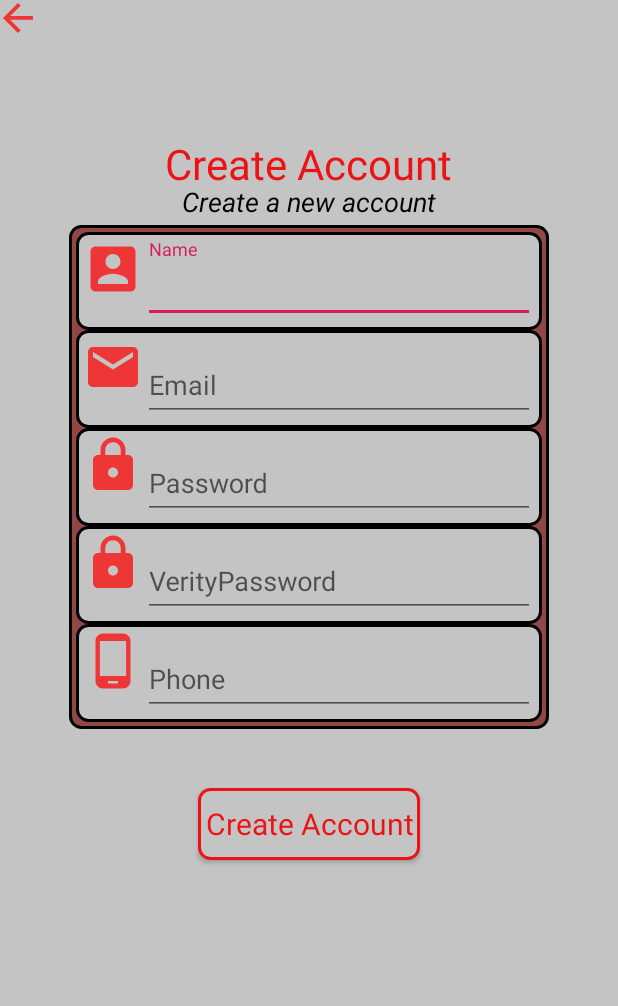
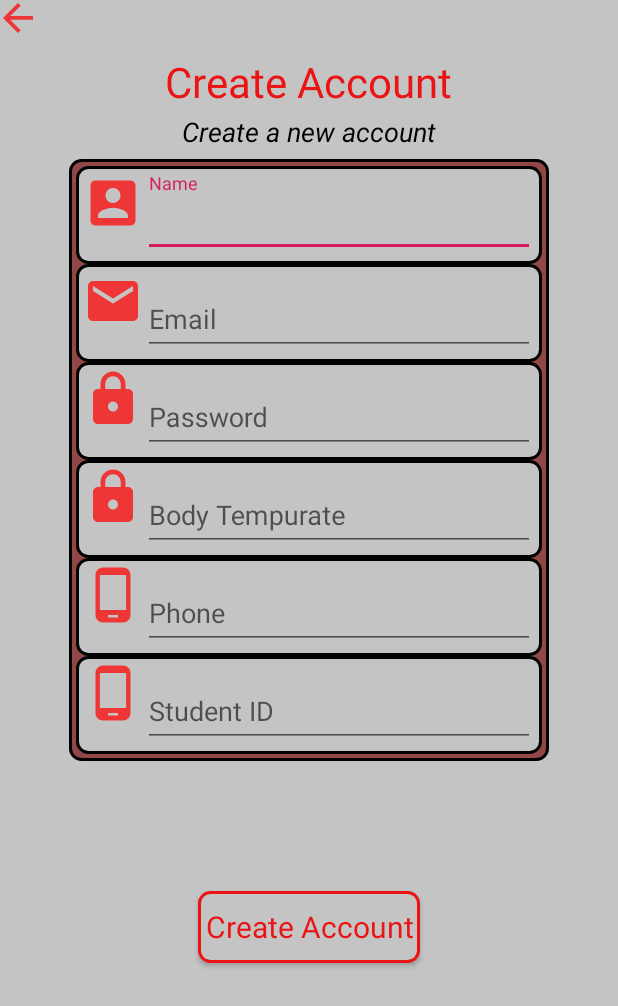
Before and after one commit to TRANQUOC22106/BoTeR, an Android app: the screen it shows after launch (Register), after a tap on an icon or button, on a phone screen of 412 x 824 dp. Shown: the top 1006 px of the screen. Run offline under Robolectric (Android 15) with nearby library versions, the phone set to English and light mode, and no system bars; our stand-ins replace Firebase (no records; nobody signed in at launch, a user with empty details on screens opened directly); Roboto replaces fonts that are not available here; 2 other taps on this screen came first.

Commit message:
DatabaseUpdateができた

```diff
--- a/app/src/main/java/com/example/boter/Activity/Register.java
+++ b/app/src/main/java/com/example/boter/Activity/Register.java
@@ -28,7 +28,7 @@ import java.util.HashMap;
 import java.util.Map;
 
 public class Register extends AppCompatActivity{
-    TextInputEditText mFullname, mPhone, mEmail, mPassword;
+    TextInputEditText mFullname, mPhone, mEmail, mPassword, mTemp, mStudentID;
     Button mRegisterBtn;
     FirebaseAuth fAuth;
     ImageButton mBackBtn;
@@ -47,6 +47,8 @@ public class Register extends AppCompatActivity{
         mPassword = findViewById(R.id.password_edit_text);
         mBackBtn = findViewById(R.id.imageButtonBack);
         mRegisterBtn = findViewById(R.id.buttonRegisterA);
+        mStudentID = findViewById(R.id.studentIdEdt);
+        mTemp = findViewById(R.id.tempEditText);
 
         fAuth = FirebaseAuth.getInstance();
         fStore = FirebaseFirestore.getInstance();
@@ -63,6 +65,8 @@ public class Register extends AppCompatActivity{
                         String password = mPassword.getText().toString().trim();
                         final String fullname = mFullname.getText().toString();
                         final String phone = mPhone.getText().toString();
+                        final String studentID = mStudentID.getText().toString();
+                        final String temp = mTemp.getText().toString();
 
                         if (TextUtils.isEmpty(email)){
                             mEmail.setError("Email is Required.");
@@ -85,11 +89,14 @@ public class Register extends AppCompatActivity{
                                             Toast.makeText(Register.this, "User Created.", Toast.LENGTH_SHORT).show();
                                             //UserIDを自動設定する
                                             userID = fAuth.getCurrentUser().getUid();
-                                            DocumentReference documentReference = fStore.collection("usersprofile").document(userID);
+                                            DocumentReference documentReference = fStore.collection("UserList").document(userID);
                                             Map<String,Object> user = new HashMap<>();
                                             user.put("fullname", fullname);
                                             user.put("email", email);
                                             user.put("phone", phone);
+                                            user.put("studentID", studentID);
+                                            user.put("temp", temp);
+
                                             documentReference.set(user).addOnSuccessListener(
                                                     new OnSuccessListener<Void>() {
                                                         @Override
--- a/app/src/main/java/com/example/boter/ui/home/HomeFragment.java
+++ b/app/src/main/java/com/example/boter/ui/home/HomeFragment.java
@@ -38,7 +38,7 @@ public class HomeFragment extends Fragment{
                 ViewModelProviders.of(this).get(HomeViewModel.class);
         View root = inflater.inflate(R.layout.fragment_home, container, false);
 
-        recyclerView =(RecyclerView) root.findViewById(R.id.recycler_view);
+        recyclerView = root.findViewById(R.id.recycler_view);
 //        サイズを設定
         recyclerView.setHasFixedSize(true);
         recyclerView.setLayoutManager(new LinearLayoutManager(getActivity()));
--- a/app/src/main/res/layout/activity_register.xml
+++ b/app/src/main/res/layout/activity_register.xml
@@ -25,7 +25,7 @@
         android:layout_height="wrap_content"
         android:layout_alignParentTop="true"
         android:layout_centerInParent="true"
-        android:layout_marginTop="90dp"
+        android:layout_marginTop="35dp"
         android:fontFamily="@font/seymour_one"
         android:text="@string/create_account"
         android:textColor="@color/colorText"
@@ -36,19 +36,18 @@
         android:layout_height="wrap_content"
         android:layout_alignParentTop="true"
         android:layout_centerInParent="true"
-        android:layout_marginTop="122dp"
+        android:layout_marginTop="75dp"
         android:text="@string/create_a_new_account"
         android:textColor="#000"
         android:textSize="18sp"
-        android:textStyle="italic"
-        />
+        android:textStyle="italic" />
 
     <LinearLayout
         android:layout_width="320dp"
         android:layout_height="wrap_content"
         android:layout_alignParentTop="true"
         android:layout_centerHorizontal="true"
-        android:layout_marginTop="150dp"
+        android:layout_marginTop="106dp"
         android:background="@drawable/edittext_style3"
         android:orientation="vertical"
         android:radius="7dp">
@@ -62,8 +61,8 @@
             <ImageView
                 android:layout_width="40dp"
                 android:layout_height="40dp"
-                android:src="@drawable/ic_name"
-                android:contentDescription="@string/app_name" />
+                android:contentDescription="@string/app_name"
+                android:src="@drawable/ic_name" />
 
             <com.google.android.material.textfield.TextInputLayout
                 android:id="@+id/name_text_input"
@@ -88,8 +87,8 @@
             <ImageView
                 android:layout_width="40dp"
                 android:layout_height="40dp"
-                android:src="@drawable/ic_email"
-                android:contentDescription="@string/app_name" />
+                android:contentDescription="@string/app_name"
+                android:src="@drawable/ic_email" />
 
             <com.google.android.material.textfield.TextInputLayout
                 android:id="@+id/email_text_input"
@@ -115,8 +114,8 @@
             <ImageView
                 android:layout_width="40dp"
                 android:layout_height="40dp"
-                android:src="@drawable/ic_lock"
-                android:contentDescription="@string/app_name" />
+                android:contentDescription="@string/app_name"
+                android:src="@drawable/ic_lock" />
 
             <com.google.android.material.textfield.TextInputLayout
                 android:id="@+id/password_text_input"
@@ -141,20 +140,20 @@
             <ImageView
                 android:layout_width="40dp"
                 android:layout_height="40dp"
-                android:src="@drawable/ic_lock"
-                android:contentDescription="@string/app_name" />
+                android:contentDescription="@string/app_name"
+                android:src="@drawable/ic_lock" />
 
             <com.google.android.material.textfield.TextInputLayout
                 android:id="@+id/confirm_password_text_input"
                 android:layout_width="match_parent"
                 android:layout_height="wrap_content"
-                android:hint="@string/veritypassword">
+                android:hint="Body Tempurate">
 
                 <com.google.android.material.textfield.TextInputEditText
-                    android:id="@+id/confirm_password_edit_text"
+                    android:id="@+id/tempEditText"
                     android:layout_width="match_parent"
                     android:layout_height="wrap_content"
-                    android:inputType="textPassword" />
+                    android:inputType="number" />
             </com.google.android.material.textfield.TextInputLayout>
         </LinearLayout>
 
@@ -167,8 +166,8 @@
             <ImageView
                 android:layout_width="40dp"
                 android:layout_height="40dp"
-                android:src="@drawable/ic_phone"
-                android:contentDescription="@string/app_name" />
+                android:contentDescription="@string/app_name"
+                android:src="@drawable/ic_phone" />
 
             <com.google.android.material.textfield.TextInputLayout
                 android:id="@+id/phone_text_input"
@@ -184,6 +183,32 @@
                     android:maxLines="1" />
             </com.google.android.material.textfield.TextInputLayout>
         </LinearLayout>
+
+        <LinearLayout
+            android:layout_width="match_parent"
+            android:layout_height="wrap_content"
+            android:background="@drawable/edittext_style2"
+            android:orientation="horizontal">
+
+            <ImageView
+                android:layout_width="40dp"
+                android:layout_height="40dp"
+                android:contentDescription="@string/app_name"
+                android:src="@drawable/ic_phone" />
+
+            <com.google.android.material.textfield.TextInputLayout
+                android:layout_width="match_parent"
+                android:layout_height="wrap_content"
+                android:hint="Student ID">
+
+                <com.google.android.material.textfield.TextInputEditText
+                    android:id="@+id/studentIdEdt"
+                    android:layout_width="match_parent"
+                    android:layout_height="wrap_content"
+                    android:inputType="number"
+                    android:maxLines="1" />
+            </com.google.android.material.textfield.TextInputLayout>
+        </LinearLayout>
     </LinearLayout>
 
     <Button
@@ -192,7 +217,7 @@
         android:layout_height="wrap_content"
         android:layout_alignParentTop="true"
         android:layout_centerInParent="true"
-        android:layout_marginTop="525dp"
+        android:layout_marginTop="594dp"
         android:background="@drawable/edittext_style"
         android:fontFamily="@font/seymour_one"
         android:text="@string/create_account"
--- a/app/src/main/res/values/dimens.xml
+++ b/app/src/main/res/values/dimens.xml
@@ -3,6 +3,6 @@
     <dimen name="activity_horizontal_margin">16dp</dimen>
     <dimen name="activity_vertical_margin">16dp</dimen>
     <dimen name="nav_header_vertical_spacing">8dp</dimen>
-    <dimen name="nav_header_height">176dp</dimen>
+    <dimen name="nav_header_height">180dp</dimen>
     <dimen name="fab_margin">16dp</dimen>
 </resources>
```
Also changed, not shown: app/src/main/java/com/example/boter/MainActivity.java (+8 -6 lines), app/src/main/res/layout/nav_header_main.xml (+12 -1 lines), app/src/main/res/layout/user_bodytempurate.xml (+24 -10 lines).
